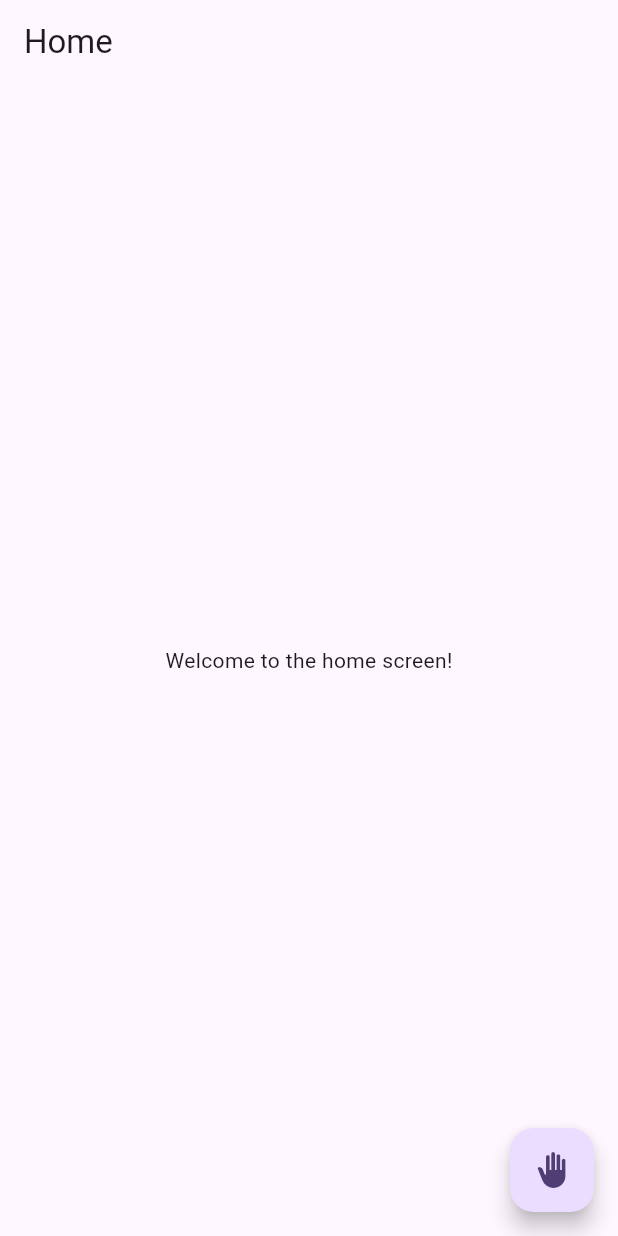
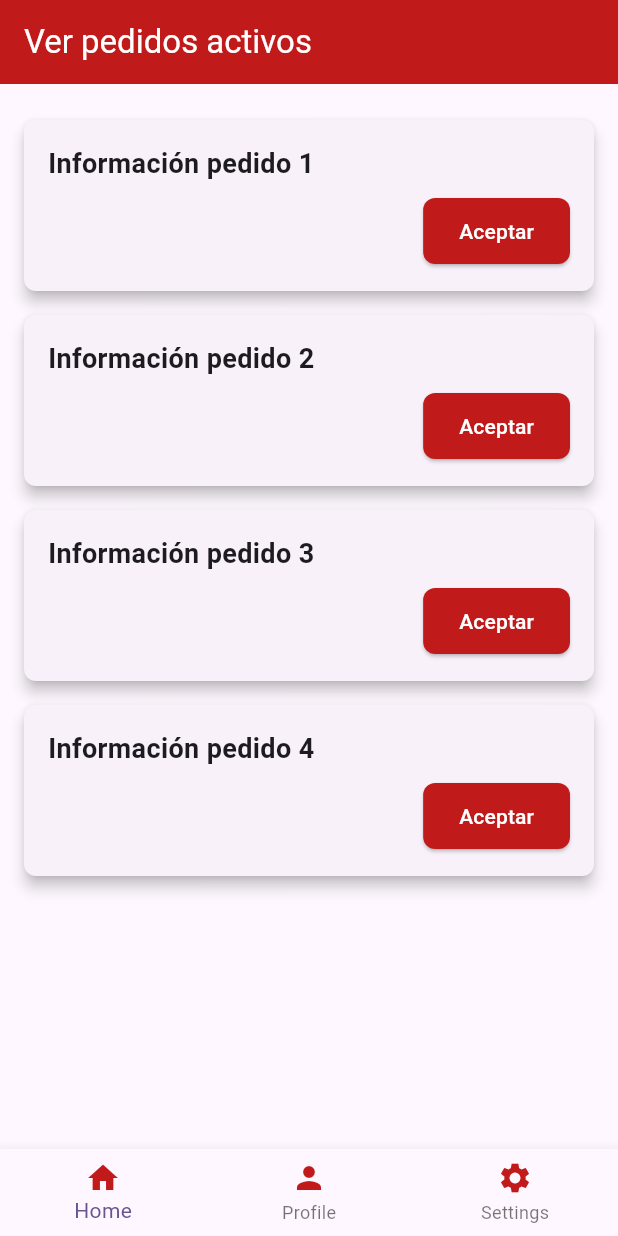
Before and after one commit to juanpabl0svn/rapi-u-delivery, a Flutter app: the HomeScreen screen opened by its route, on a phone screen of 412 x 824 dp. Run offline on Flutter 3.47's test engine with Material 3 defaults, Android fonts, the phone set to English and light mode, and no system bars; our stand-ins replace flutter_riverpod, go_router, riverpod_annotation; generated files the repository leaves out were written again.

Commit message:
implementacion de las vistas en home

```diff
--- a/lib/routers/app_router.dart
+++ b/lib/routers/app_router.dart
@@ -1,6 +1,7 @@
 import 'package:go_router/go_router.dart';
 import 'package:myapp/screens/home_screen.dart';
 import 'package:myapp/screens/login_screen.dart';
+import 'package:myapp/screens/home_screen.dart';
 import 'package:myapp/screens/register_screen.dart';
 import 'package:riverpod_annotation/riverpod_annotation.dart';
 
@@ -11,6 +12,7 @@ GoRouter appRouter(AppRouterRef ref) {
   return GoRouter(routes: [
     GoRoute(path: '/', builder: (context, state) => const LoginScreen()),
     GoRoute(path: '/home', builder: (context, state) => const HomeScreen()),
-    GoRoute(path: '/register', builder: (context, state) => const RegisterScreen()),
+    GoRoute(
+        path: '/register', builder: (context, state) => const RegisterScreen()),
   ]);
 }
--- a/lib/screens/home_screen.dart
+++ b/lib/screens/home_screen.dart
@@ -1,25 +1,51 @@
 import 'package:flutter/material.dart';
 import 'package:flutter_riverpod/flutter_riverpod.dart';
-import 'package:go_router/go_router.dart';
+import 'package:myapp/core/app_theme.dart';
+import 'package:myapp/views/orders_view.dart';
+import 'package:myapp/views/profilie_view.dart';
+import 'package:myapp/views/settings_view.dart';
 
-class HomeScreen extends ConsumerWidget {
+// ConsumerStatefulWidget que representa la vista de "Ver pedidos activos"
+class HomeScreen extends ConsumerStatefulWidget {
   const HomeScreen({super.key});
 
   @override
-  Widget build(BuildContext context, WidgetRef ref) {
+  _HomeScreen createState() => _HomeScreen();
+}
+
+class _HomeScreen extends ConsumerState<HomeScreen> {
+  final screens = [
+    const OrdersView(),
+    const ProfileView(),
+    const SettingsView()
+  ];
+
+  int currentIndex = 0;
+
+  @override
+  Widget build(BuildContext context) {
     return Scaffold(
       appBar: AppBar(
-        title: const Text('Home'),
+        title: const Text(
+          'Ver pedidos activos',
+          style: TextStyle(color: Colors.white),
+        ),
+        backgroundColor: AppTheme.primaryColor,
       ),
-      body: const Center(
-        child: Text('Welcome to the home screen!'),
-      ),
-      floatingActionButton: FloatingActionButton(
-        onPressed: () {
-          // Navigate to the login screen
-          context.pop();
-        },
-        child: const Icon(Icons.back_hand),
+      body: screens[currentIndex],
+      bottomNavigationBar: BottomNavigationBar(
+        items: const [
+          BottomNavigationBarItem(
+              icon: Icon(Icons.home, color: AppTheme.primaryColor),
+              label: 'Home'),
+          BottomNavigationBarItem(
+              icon: Icon(Icons.person, color: AppTheme.primaryColor),
+              label: 'Profile'),
+          BottomNavigationBarItem(
+              icon: Icon(Icons.settings, color: AppTheme.primaryColor),
+              label: 'Settings')
+        ],
+        onTap: (value) => setState(() => currentIndex = value),
       ),
     );
   }
--- /dev/null
+++ b/lib/views/orders_view.dart
@@ -0,0 +1,115 @@
+import 'package:flutter/material.dart';
+import 'package:flutter_riverpod/flutter_riverpod.dart';
+import 'package:myapp/core/app_theme.dart';
+
+// Definir un modelo básico para representar los pedidos
+class Pedido {
+  final String info;
+  final bool isAccepted;
+
+  Pedido({required this.info, this.isAccepted = false});
+}
+
+// Un provider de estado para gestionar los pedidos activos
+final pedidosProvider =
+    StateNotifierProvider<PedidosNotifier, List<Pedido>>((ref) {
+  return PedidosNotifier();
+});
+
+// Notifier para actualizar el estado de los pedidos
+class PedidosNotifier extends StateNotifier<List<Pedido>> {
+  PedidosNotifier()
+      : super([
+          Pedido(info: 'Información pedido 1'),
+          Pedido(info: 'Información pedido 2'),
+          Pedido(info: 'Información pedido 3'),
+          Pedido(info: 'Información pedido 4'),
+        ]);
+
+  // Método para aceptar un pedido
+  void aceptarPedido(int index) {
+    state = [
+      for (int i = 0; i < state.length; i++)
+        if (i == index)
+          Pedido(info: state[i].info, isAccepted: true)
+        else
+          state[i]
+    ];
+  }
+}
+
+// ConsumerStatefulWidget que representa la vista de "Ver pedidos activos"
+class OrdersView extends ConsumerStatefulWidget {
+  const OrdersView({super.key});
+
+  @override
+  _OrdersView createState() => _OrdersView();
+}
+
+class _OrdersView extends ConsumerState<OrdersView> {
+  @override
+  Widget build(BuildContext context) {
+    final pedidos = ref.watch(pedidosProvider);
+
+    return Padding(
+      padding: const EdgeInsets.all(16.0),
+      child: ListView.builder(
+        itemCount: pedidos.length,
+        itemBuilder: (context, index) {
+          final pedido = pedidos[index];
+          return Card(
+            margin: const EdgeInsets.symmetric(vertical: 8),
+            shape: RoundedRectangleBorder(
+              borderRadius: BorderRadius.circular(8),
+            ),
+            elevation: 4,
+            child: Padding(
+              padding: const EdgeInsets.all(16.0),
+              child: Column(
+                crossAxisAlignment: CrossAxisAlignment.start,
+                children: [
+                  Text(
+                    pedido.info,
+                    style: const TextStyle(
+                      fontSize: 18,
+                      fontWeight: FontWeight.bold,
+                    ),
+                  ),
+                  const SizedBox(height: 8),
+                  Align(
+                    alignment: Alignment.centerRight,
+                    child: ElevatedButton(
+                      onPressed: pedido.isAccepted
+                          ? null // Si el pedido ya fue aceptado, el botón está deshabilitado
+                          : () {
+                              ref
+                                  .read(pedidosProvider.notifier)
+                                  .aceptarPedido(index);
+                            },
+                      style: ElevatedButton.styleFrom(
+                        padding: const EdgeInsets.symmetric(
+                          horizontal: 24,
+                          vertical: 12,
+                        ),
+                        backgroundColor: pedido.isAccepted
+                            ? Colors.grey
+                            : AppTheme.primaryColor,
+                        shape: RoundedRectangleBorder(
+                          borderRadius: BorderRadius.circular(8),
+                        ),
+                      ),
+                      child: Text(
+                        pedido.isAccepted ? 'Aceptado' : 'Aceptar',
+                        style: const TextStyle(color: Colors.white),
+                      ),
+                    ),
+                  ),
+                ],
+              ),
+            ),
+          );
+        },
+      ),
+    );
+  }
+}
```
Also changed, not shown: lib/views/profilie_view.dart (added, +59 -0 lines), lib/views/settings_view.dart (added, +79 -0 lines).
